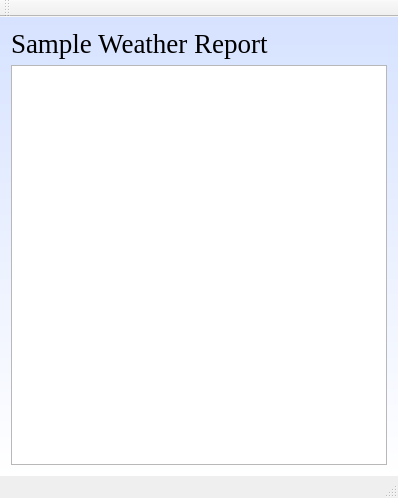
The window that weatherreportwindow.ui (mholyoak/SampleWeatherReport) describes before a commit, drawn with Qt 5.
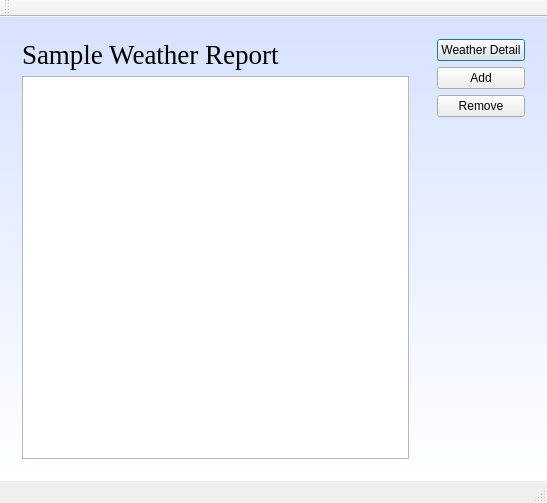
The same window after the commit.

Commit message: Added Details and remove

```diff
--- a/weatherreportwindow.ui
+++ b/weatherreportwindow.ui
@@ -6,8 +6,8 @@
    <rect>
     <x>0</x>
     <y>0</y>
-    <width>398</width>
-    <height>498</height>
+    <width>547</width>
+    <height>503</height>
    </rect>
   </property>
   <property name="font">
@@ -31,7 +31,10 @@
    </size>
   </property>
   <widget class="QWidget" name="centralWidget">
-   <layout class="QVBoxLayout" name="verticalLayout">
+   <layout class="QHBoxLayout" name="horizontalLayout">
+    <item>
+     <widget class="QWidget" name="widget" native="true">
+      <layout class="QVBoxLayout" name="verticalLayout_2">
     <item>
      <widget class="QLabel" name="label">
       <property name="font">
@@ -46,7 +49,57 @@
      </widget>
     </item>
     <item>
-     <widget class="QListWidget" name="_locationListWidget"/>
+        <widget class="QListWidget" name="_locationListWidget">
+         <property name="modelColumn">
+          <number>0</number>
+         </property>
+        </widget>
+       </item>
+      </layout>
+     </widget>
+    </item>
+    <item>
+     <widget class="QWidget" name="widget_2" native="true">
+      <layout class="QVBoxLayout" name="verticalLayout">
+       <item>
+        <widget class="QPushButton" name="_detailBtn">
+         <property name="text">
+          <string>Weather Detail</string>
+         </property>
+         <property name="default">
+          <bool>true</bool>
+         </property>
+        </widget>
+       </item>
+       <item>
+        <widget class="QPushButton" name="_addBtn">
+         <property name="text">
+          <string>Add</string>
+         </property>
+        </widget>
+       </item>
+       <item>
+        <widget class="QPushButton" name="_removeBtn">
+         <property name="text">
+          <string>Remove</string>
+         </property>
+        </widget>
+       </item>
+       <item>
+        <spacer name="verticalSpacer">
+         <property name="orientation">
+          <enum>Qt::Vertical</enum>
+         </property>
+         <property name="sizeHint" stdset="0">
+          <size>
+           <width>20</width>
+           <height>40</height>
+          </size>
+         </property>
+        </spacer>
+       </item>
+      </layout>
+     </widget>
     </item>
    </layout>
   </widget>
```
Left out of the diff: 2 changed lines with no effect on the pictures. Lines whose indentation alone changed are shown as unchanged. The commit also changes 12 other files.
